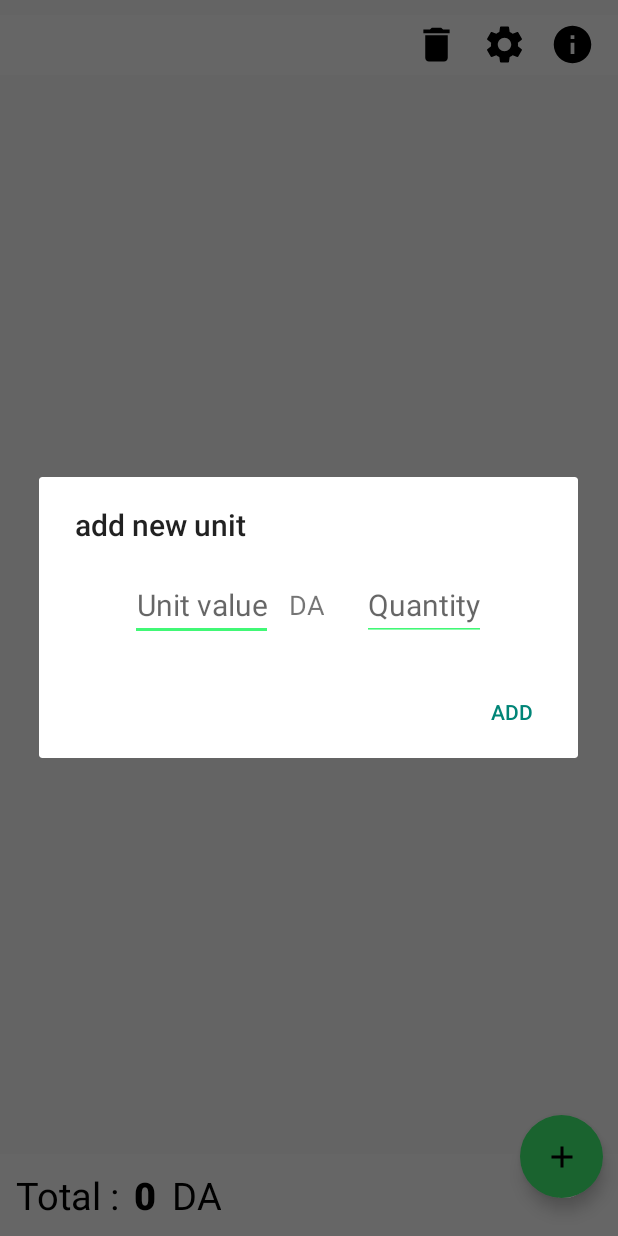
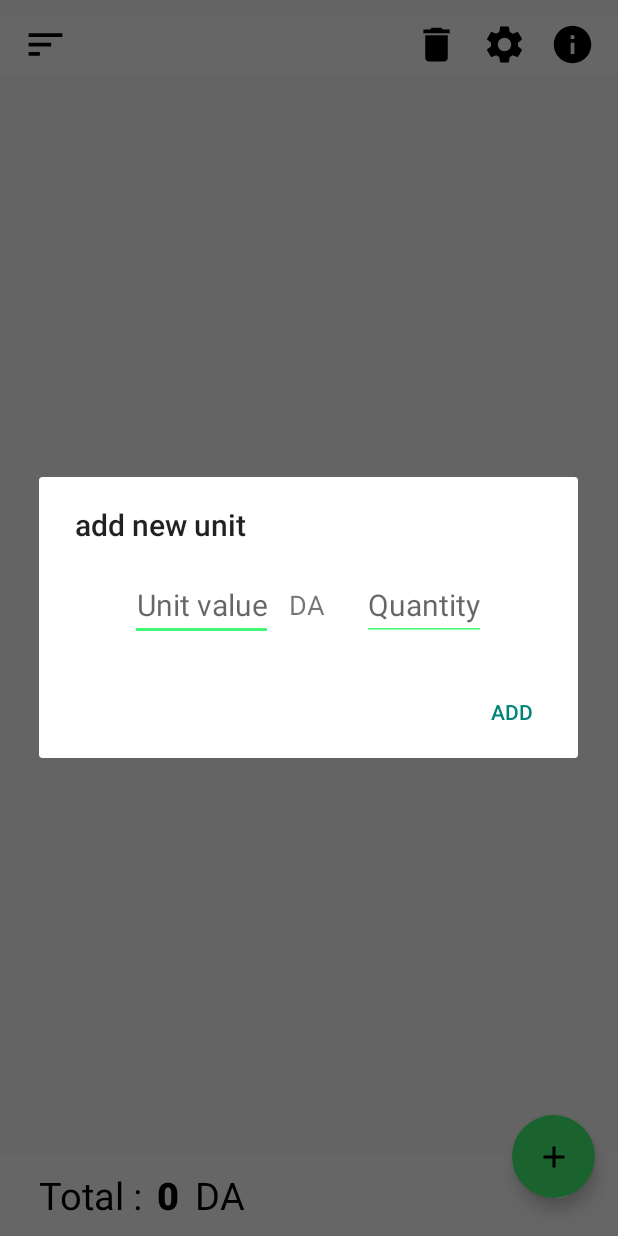
Before and after one commit to B-ii-T/bit-cash, an Android app: the screen it shows after launch (MainActivity), after a tap on "add new unit", on a phone screen of 412 x 824 dp. Run offline under Robolectric (Android 15) with nearby library versions, the light colour scheme and no system bars.

Commit message:
functions commit - sorting

```diff
--- a/app/src/main/java/com/example/bitcash/MainActivity.java
+++ b/app/src/main/java/com/example/bitcash/MainActivity.java
@@ -5,14 +5,18 @@ import android.content.ContentValues;
 import android.content.Intent;
 import android.database.Cursor;
 import android.database.sqlite.SQLiteDatabase;
+import android.os.Build;
 import android.os.Bundle;
+import android.view.MenuItem;
 import android.view.View;
 import android.view.Window;
 import android.view.WindowManager;
 import android.widget.ImageView;
+import android.widget.PopupMenu;
 import android.widget.TextView;
 import android.widget.Toast;
 import androidx.annotation.NonNull;
+import androidx.annotation.RequiresApi;
 import androidx.appcompat.app.AppCompatActivity;
 import androidx.appcompat.app.AppCompatDelegate;
 import androidx.recyclerview.widget.ItemTouchHelper;
@@ -24,11 +28,12 @@ import com.google.android.material.floatingactionbutton.FloatingActionButton;
 import maes.tech.intentanim.CustomIntent;
 //import maes.tech.intentanim.CustomIntent;
 
-public class MainActivity extends AppCompatActivity implements UnitDialog.UnitDialogListener {
+public class MainActivity extends AppCompatActivity implements UnitDialog.UnitDialogListener, PopupMenu.OnMenuItemClickListener {
     //variables declaration
     static SQLiteDatabase cashDatabase;
     private UnitAdapter adapter;
-    public static final String order = " DESC";
+    public static String orderType = " DESC";
+    public static String orderString = UnitEntry.COLUMN_TIMESTAMP;
     @SuppressLint("StaticFieldLeak")
     public static TextView totalValue;
     @Override
@@ -108,6 +113,14 @@ public class MainActivity extends AppCompatActivity implements UnitDialog.UnitDi
                 CustomIntent.customType(MainActivity.this, "up-to-bottom");
             }
         });
+        //change sort
+        ImageView sortBtn = findViewById(R.id.sort_btn);
+        sortBtn.setOnClickListener(new View.OnClickListener() {
+            @Override
+            public void onClick(View view) {
+                showPopup(sortBtn);
+            }
+        });
     }
     //this method is called to get data from the dialog and save it to the database units table
     @SuppressLint("NotifyDataSetChanged")
@@ -141,7 +154,7 @@ public class MainActivity extends AppCompatActivity implements UnitDialog.UnitDi
                 null,
                 null,
                 null,
-                UnitEntry.COLUMN_TIMESTAMP + order
+                orderString + orderType
         );
     }
     //this method is called to delete a unit from the database
@@ -164,4 +177,33 @@ public class MainActivity extends AppCompatActivity implements UnitDialog.UnitDi
         }
         c.close();
     }
+    public void showPopup(View v){
+        PopupMenu popupMenu = new PopupMenu(this, v);
+        popupMenu.setOnMenuItemClickListener(this);
+        popupMenu.inflate(R.menu.sort_menu);
+        if (Build.VERSION.SDK_INT >= Build.VERSION_CODES.Q) {
+            popupMenu.setForceShowIcon(true);
+        }
+        popupMenu.show();
+    }
+
+    @SuppressLint("NonConstantResourceId")
+    @Override
+    public boolean onMenuItemClick(MenuItem menuItem) {
+        switch (menuItem.getItemId()){
+            case R.id.time_desc : orderString = UnitEntry.COLUMN_TIMESTAMP; orderType = " DESC"; adapter.swapCursor(getAllUnits());
+                return true;
+            case R.id.time_asc : orderString = UnitEntry.COLUMN_TIMESTAMP; orderType = " ASC"; adapter.swapCursor(getAllUnits());
+                return true;
+            case R.id.value_desc : orderString = UnitEntry.COLUMN_VALUE; orderType = " DESC"; adapter.swapCursor(getAllUnits());
+                return true;
+            case R.id.value_asc : orderString = UnitEntry.COLUMN_VALUE; orderType = " ASC"; adapter.swapCursor(getAllUnits());
+                return true;
+            case R.id.qnt_desc : orderString = UnitEntry.COLUMN_QUANTITY; orderType = " DESC"; adapter.swapCursor(getAllUnits());
+                return true;
+            case R.id.qnt_asc : orderString = UnitEntry.COLUMN_QUANTITY; orderType = " ASC"; adapter.swapCursor(getAllUnits());
+                return true;
+            default : return false;
+        }
+    }
 }
--- /dev/null
+++ b/app/src/main/res/drawable/ic_asc.xml
@@ -0,0 +1,10 @@
+<vector xmlns:android="http://schemas.android.com/apk/res/android"
+    android:width="24dp"
+    android:height="24dp"
+    android:viewportWidth="24"
+    android:viewportHeight="24"
+    android:tint="?attr/colorControlNormal">
+  <path
+      android:fillColor="@android:color/white"
+      android:pathData="M4,12l1.41,1.41L11,7.83V20h2V7.83l5.58,5.59L20,12l-8,-8 -8,8z"/>
+</vector>
--- /dev/null
+++ b/app/src/main/res/drawable/ic_desc.xml
@@ -0,0 +1,10 @@
+<vector xmlns:android="http://schemas.android.com/apk/res/android"
+    android:width="24dp"
+    android:height="24dp"
+    android:viewportWidth="24"
+    android:viewportHeight="24"
+    android:tint="?attr/colorControlNormal">
+  <path
+      android:fillColor="@android:color/white"
+      android:pathData="M20,12l-1.41,-1.41L13,16.17V4h-2v12.17l-5.58,-5.59L4,12l8,8 8,-8z"/>
+</vector>
--- /dev/null
+++ b/app/src/main/res/drawable/ic_sort.xml
@@ -0,0 +1,10 @@
+<vector xmlns:android="http://schemas.android.com/apk/res/android"
+    android:width="24dp"
+    android:height="24dp"
+    android:viewportWidth="24"
+    android:viewportHeight="24"
+    android:tint="@color/black">
+  <path
+      android:fillColor="@android:color/white"
+      android:pathData="M3,18h6v-2L3,16v2zM3,6v2h18L21,6L3,6zM3,13h12v-2L3,11v2z"/>
+</vector>
--- a/app/src/main/res/layout/activity_main.xml
+++ b/app/src/main/res/layout/activity_main.xml
@@ -9,49 +9,64 @@
     <RelativeLayout
         android:id="@+id/header"
         style="@style/header">
+
         <ImageView
             android:id="@+id/info_btn"
             style="@style/options"
             android:layout_alignParentEnd="true"
             android:src="@drawable/ic_info" />
+
         <ImageView
             android:id="@+id/settings_btn"
             style="@style/options"
             android:layout_toStartOf="@id/info_btn"
             android:src="@drawable/ic_settings" />
+
         <ImageView
             android:id="@+id/delete_btn"
             style="@style/options"
             android:layout_toStartOf="@id/settings_btn"
             android:src="@drawable/ic_delete" />
+        <ImageView
+            android:id="@+id/sort_btn"
+            style="@style/options"
+            android:layout_alignParentStart="true"
+            android:layout_marginStart="15dp"
+            android:src="@drawable/ic_sort" />
     </RelativeLayout>
+
     <LinearLayout
         android:id="@+id/total_container"
         style="@style/total_container"
         tools:ignore="MissingConstraints">
+
         <TextView
             android:id="@+id/total_text"
             style="@style/total_text"
             android:text="@string/total"
             tools:ignore="MissingConstraints" />
+
         <TextView
             android:id="@+id/total_value"
             style="@style/total_value"
             tools:ignore="MissingConstraints" />
+
         <TextView
             style="@style/total_text"
             android:text="@string/da"
             tools:ignore="MissingConstraints" />
     </LinearLayout>
+
     <androidx.recyclerview.widget.RecyclerView
         android:id="@+id/unit_recycler_view"
         style="@style/recycler_view"
         android:layout_above="@+id/total_container"
         tools:ignore="MissingConstraints"
         tools:listitem="@layout/unit_exmpl" />
+
     <com.google.android.material.floatingactionbutton.FloatingActionButton
         android:id="@+id/add_unit_btn"
         style="@style/fab"
-        tools:ignore="MissingConstraints"
-        android:contentDescription="@string/add_new_unit" />
+        android:contentDescription="@string/add_new_unit"
+        tools:ignore="MissingConstraints" />
 </RelativeLayout>
--- /dev/null
+++ b/app/src/main/res/menu/sort_menu.xml
@@ -0,0 +1,15 @@
+<?xml version="1.0" encoding="utf-8"?>
+<menu xmlns:android="http://schemas.android.com/apk/res/android">
+    <item android:id="@+id/time_desc" android:icon="@drawable/ic_desc"
+        android:title="@string/time"/>
+    <item android:id="@+id/time_asc" android:icon="@drawable/ic_asc"
+        android:title="@string/time"/>
+    <item android:id="@+id/value_desc" android:icon="@drawable/ic_desc"
+        android:title="@string/unit_value"/>
+    <item android:id="@+id/value_asc" android:icon="@drawable/ic_asc"
+        android:title="@string/unit_value"/>
+    <item android:id="@+id/qnt_desc" android:icon="@drawable/ic_desc"
+        android:title="@string/quantity"/>
+    <item android:id="@+id/qnt_asc" android:icon="@drawable/ic_asc"
+        android:title="@string/quantity"/>
+</menu>
--- a/app/src/main/res/values/strings.xml
+++ b/app/src/main/res/values/strings.xml
@@ -13,4 +13,5 @@
     <string name="quantity">Quantity</string>
     <string name="bit">BiT</string>
     <string name="cash">Cash</string>
+    <string name="time">Time</string>
 </resources>
--- a/app/src/main/res/values/themes.xml
+++ b/app/src/main/res/values/themes.xml
@@ -27,7 +27,7 @@
         <item name="android:layout_marginEnd">15dp</item>
     </style>
     <style name="unit_card">
-        <item name="android:layout_height">111dp</item>
+        <item name="android:layout_height">120dp</item>
         <item name="android:layout_width">match_parent</item>
         <item name="android:layout_margin">25dp</item>
         <item name="cardCornerRadius">33dp</item>
@@ -97,7 +97,7 @@
         <item name="android:layout_alignParentBottom">true</item>
         <item name="android:layout_alignParentEnd">true</item>
         <item name="android:backgroundTint">@color/super_green</item>
-        <item name="android:layout_marginEnd">10dp</item>
+        <item name="android:layout_marginEnd">15dp</item>
         <item name="android:layout_marginBottom">25dp</item>
         <item name="android:src">@drawable/ic_add</item>
         <item name="borderWidth">0dp</item>
@@ -125,6 +125,7 @@
         <item name="android:layout_height">wrap_content</item>
         <item name="android:orientation">horizontal</item>
         <item name="android:padding">10dp</item>
+        <item name="android:paddingStart">25dp</item>
         <item name="android:gravity">start</item>
         <item name="android:background">@color/white</item>
         <item name="android:layout_alignParentBottom">true</item>
```
